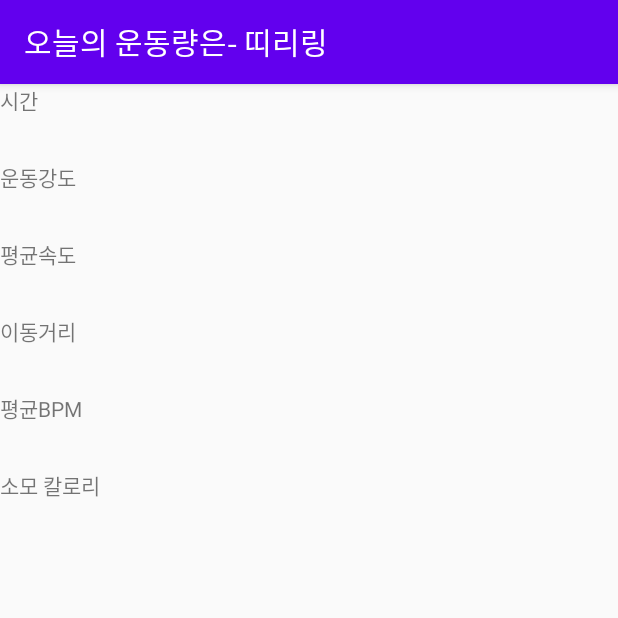
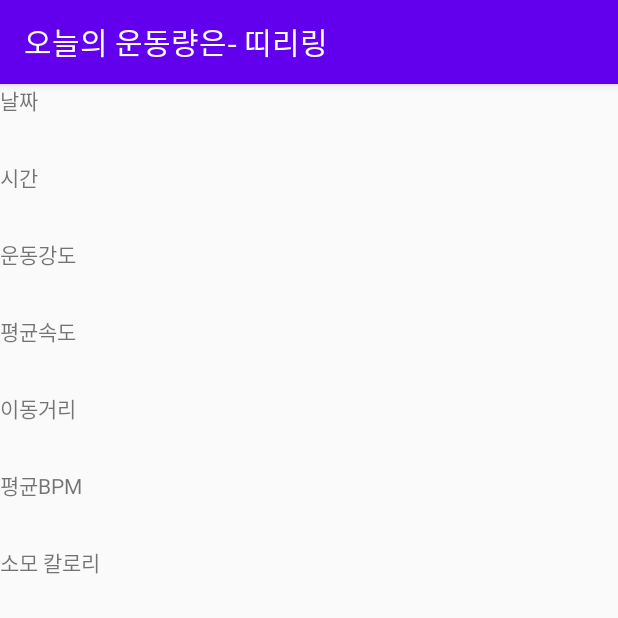
Before and after one commit to kin7274/Egometer, an Android app: the IndoorBikeResultActivity screen opened directly, with no data from a screen before it, on a phone screen of 412 x 824 dp, the top half of it. Run offline under Robolectric (Android 15) with nearby library versions, the phone set to English and light mode, and no system bars; 7 statements that could not run were skipped.

Commit message:
날짜 행 추가
날짜 행 추가

```diff
--- a/app/src/main/java/com/example/elab_yang/egometer/activity/IndoorBikeResultActivity.java
+++ b/app/src/main/java/com/example/elab_yang/egometer/activity/IndoorBikeResultActivity.java
@@ -4,6 +4,7 @@ import android.os.Bundle;
 import android.support.annotation.Nullable;
 import android.support.v7.app.AppCompatActivity;
 import android.support.v7.widget.Toolbar;
+import android.widget.TextView;
 
 import com.example.elab_yang.egometer.R;
 
@@ -12,8 +13,8 @@ public class IndoorBikeResultActivity extends AppCompatActivity {
     protected void onCreate(@Nullable Bundle savedInstanceState) {
         super.onCreate(savedInstanceState);
         setContentView(R.layout.activity_indoor_bike_result);
-
         setToolbar();
+        set();
     }
 
     // 툴바
@@ -22,4 +23,35 @@ public class IndoorBikeResultActivity extends AppCompatActivity {
         setSupportActionBar(mytoolbar);
         getSupportActionBar().setTitle("");
     }
+
+    // 객체 생성
+    public void set() {
+        // 날짜
+        TextView txt_now = (TextView) findViewById(R.id.txt_now);
+        txt_now.setText(str);
+
+        // 시간
+        TextView txt_time = (TextView) findViewById(R.id.txt_time);
+        txt_time.setText(str);
+
+        // 운동강도
+        TextView txt_EI = (TextView) findViewById(R.id.txt_EI);
+        txt_EI.setText(str);
+
+        // 평균속도
+        TextView txt_AvgSpeed = (TextView) findViewById(R.id.txt_AvgSpeed);
+        txt_AvgSpeed.setText(str);
+
+        // 이동거리
+        TextView txt_Distance = (TextView) findViewById(R.id.txt_Distance);
+        txt_Distance.setText(str);
+
+        // 평균BPM
+        TextView txt_AvgBPM = (TextView) findViewById(R.id.txt_AvgBPM);
+        txt_AvgBPM.setText(str);
+
+        // 소모 칼로리
+        TextView txt_Kcal = (TextView) findViewById(R.id.txt_Kcal);
+        txt_Kcal.setText(str);
+    }
 }
--- a/app/src/main/res/layout/activity_indoor_bike_result.xml
+++ b/app/src/main/res/layout/activity_indoor_bike_result.xml
@@ -30,7 +30,17 @@
         android:layout_height="wrap_content"
         android:columnCount="2"
         android:orientation="horizontal"
-        android:rowCount="6">
+        android:rowCount="7">
+
+        <TextView
+            android:layout_width="150dp"
+            android:layout_height="50dp"
+            android:text="날짜" />
+
+        <TextView
+            android:id="@+id/txt_now"
+            android:layout_width="150dp"
+            android:layout_height="50dp" />
 
         <TextView
             android:layout_width="150dp"
```
Also changed, not shown: app/src/main/java/com/example/elab_yang/egometer/IndoorBikeRealTimeActivity.java (+7 -15 lines).
